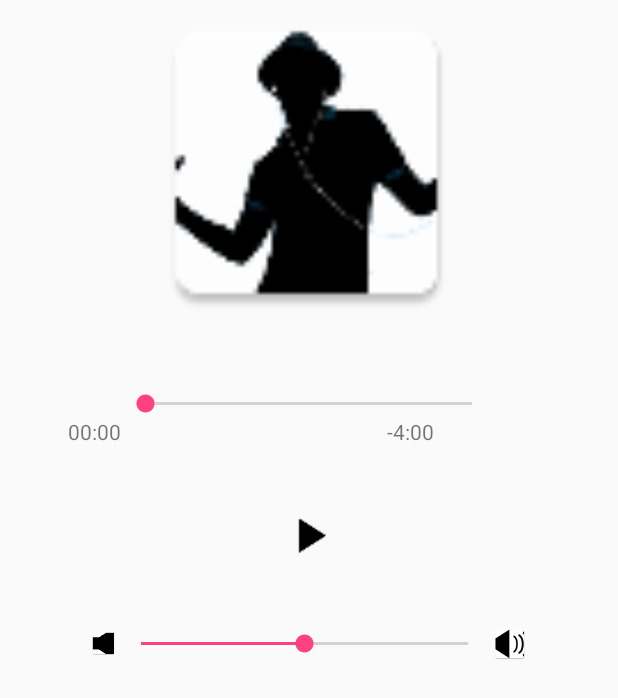
After one commit to gaganag50/Songs, an Android app: the layout sidebar.xml on its own in the app's theme, with its tools: preview values and no code run, on a phone screen of 412 x 824 dp. The commit adds this screen. Shown: the top 698 px of the screen. Run offline under Robolectric (Android 15) with nearby library versions, the phone set to English and light mode, and no system bars.

Commit message:
sidebar demo added

```diff
--- a/app/src/main/java/com/example/android/newpipe/ArjitSingh.java
+++ b/app/src/main/java/com/example/android/newpipe/ArjitSingh.java
@@ -2,8 +2,11 @@ package com.example.android.newpipe;
 
 
 import android.annotation.TargetApi;
+import android.app.ActivityManager;
+import android.content.ComponentName;
 import android.content.Context;
 
+import android.content.Intent;
 import android.media.AudioManager;
 import android.media.MediaPlayer;
 import android.os.Build;
@@ -12,12 +15,15 @@ import android.support.annotation.Nullable;
 import android.support.annotation.RequiresApi;
 import android.support.v7.app.AppCompatActivity;
 import android.util.Log;
+import android.view.KeyEvent;
 import android.view.View;
 import android.widget.AdapterView;
 
 import android.widget.ListView;
+import android.widget.Toast;
 
 import java.util.ArrayList;
+import java.util.List;
 
 @TargetApi(Build.VERSION_CODES.O)
 @RequiresApi(api = Build.VERSION_CODES.LOLLIPOP)
@@ -112,7 +118,6 @@ public class ArjitSingh extends AppCompatActivity {
                 Song song = songs_by_arjit.get(position);
 
                 releaseMediaPlayer();
-
                 int result = mAudioManager.requestAudioFocus(mOnAudioFocusChangeListener, AudioManager.STREAM_MUSIC, AudioManager.AUDIOFOCUS_GAIN);
                 if (result == AudioManager.AUDIOFOCUS_REQUEST_GRANTED) {
 
@@ -121,22 +126,65 @@ public class ArjitSingh extends AppCompatActivity {
                     mMediaPlayer = MediaPlayer.create(ArjitSingh.this, song.getAudioResourceId());
                     mMediaPlayer.start();
 
+                    Log.v("asuhthu" , "nstnasoheuanutehostauhashueosathu");
+
                     mMediaPlayer.setOnCompletionListener(mOnCompletionListener);
+
+                    Log.v("asuhthu1" , "nstnasoheuanutehostauhashueosathu1");
+
 
                 }
             }
         });
 
+
+
     }
+
+    public void onPause(){
+
+        Log.v("asuhthu2" , "nstnasoheuanutehostauhashueosathu2");
+
+        super.onPause();
+        Context context = getApplicationContext();
+        ActivityManager am = (ActivityManager) context.getSystemService(Context.ACTIVITY_SERVICE);
+       List<ActivityManager.RunningTaskInfo> taskInfo = am.getRunningTasks(1);
+
+        Log.v("asuhthu3" , "nstnasoheuanutehostauhashueosathu3");
+
+
+        if (!taskInfo.isEmpty()) {
+            ComponentName topActivity = taskInfo.get(0).topActivity;
+            if (!topActivity.getPackageName().equals(context.getPackageName())) {
+                StopPlayer();
+                Toast.makeText(ArjitSingh.this, "YOU LEFT YOUR APP. MUSIC STOP", Toast.LENGTH_SHORT).show();
+            }
+        }
+    }
+
+    public void StopPlayer(){
+
+        Log.v("asuhthu4" , "nstnasoheuanutehostauhashueosathu4");
+
+        if(mMediaPlayer!=null && mMediaPlayer.isPlaying()){//If music is playing already
+            mMediaPlayer.stop();//Stop playing the music
+        }
+    }
+
 
     @Override
     protected void onStop() {
+        Log.v("asuhthu5" , "nstnasoheuanutehostauhashueosathu5");
+
         super.onStop();
         releaseMediaPlayer();
     }
 
     private void releaseMediaPlayer() {
         if (mMediaPlayer != null) {
+
+            Log.v("asuhthu8" , "nstnasoheuanutehostauhashueosathu9");
+
             mMediaPlayer.release();
             mMediaPlayer = null;
 
--- /dev/null
+++ b/app/src/main/res/layout/sidebar.xml
@@ -0,0 +1,77 @@
+<?xml version="1.0" encoding="utf-8"?>
+<LinearLayout xmlns:android="http://schemas.android.com/apk/res/android"
+    xmlns:tools="http://schemas.android.com/tools"
+    android:layout_width="match_parent"
+    android:layout_height="match_parent"
+    android:gravity="center_horizontal"
+    android:orientation="vertical"
+    tools:context=".MainActivity">
+
+
+    <ImageView
+        android:layout_width="250dp"
+        android:layout_height="220dp"
+        android:baselineAligned="false"
+        android:src="@drawable/image" />
+
+    <SeekBar
+        android:id="@+id/positionBar"
+        android:layout_width="250dp"
+        android:layout_height="wrap_content"
+        android:layout_marginTop="40dp" />
+
+    <LinearLayout
+        android:layout_width="match_parent"
+        android:layout_height="wrap_content">
+
+        <TextView
+            android:id="@+id/elapsedTimeLabel"
+            android:layout_width="wrap_content"
+            android:layout_height="wrap_content"
+            android:layout_marginLeft="45dp"
+            android:text="00:00" />
+
+        <TextView
+            android:id="@+id/remainingTimeLabel"
+            android:layout_width="wrap_content"
+            android:layout_height="wrap_content"
+            android:layout_marginLeft="177dp"
+            android:text="-4:00" />
+
+
+    </LinearLayout>
+
+    <Button android:id="@+id/playButton"
+        android:layout_width="40dp"
+        android:layout_height="40dp"
+        android:layout_marginTop="40dp"
+        android:background="@drawable/ic_play_arrow_black_24dp"
+        android:onClick="playbtnClick"
+        tools:ignore="OnClick" />
+
+    <LinearLayout
+        android:layout_width="wrap_content"
+        android:layout_height="wrap_content"
+        android:layout_marginTop="40dp"
+        android:gravity="center"
+        android:orientation="horizontal">
+
+        <ImageView
+            android:layout_width="18dp"
+            android:layout_height="18dp"
+            android:src="@drawable/decrease_volume"/>
+
+        <SeekBar android:id="@+id/volumeBar"
+            android:layout_width="250dp"
+            android:layout_height="wrap_content"
+            android:max="100"
+            android:progress="50"/>
+
+        <ImageView
+            android:layout_width="24dp"
+            android:layout_height="24dp"
+            android:src="@drawable/increase_volume"/>
+    </LinearLayout>
+
+
+</LinearLayout>
--- a/app/src/main/res/values/styles.xml
+++ b/app/src/main/res/values/styles.xml
@@ -8,6 +8,8 @@
         <item name="colorPrimary">@color/colorPrimary</item>
         <item name="colorPrimaryDark">@color/colorPrimaryDark</item>
         <item name="colorAccent">@color/colorAccent</item>
+        <!--<item name="android:statusBarColor">@color/color_primary</item>-->
+
 
     </style>
 
```
Also changed, not shown: app/src/main/AndroidManifest.xml (+8 -1 lines).
